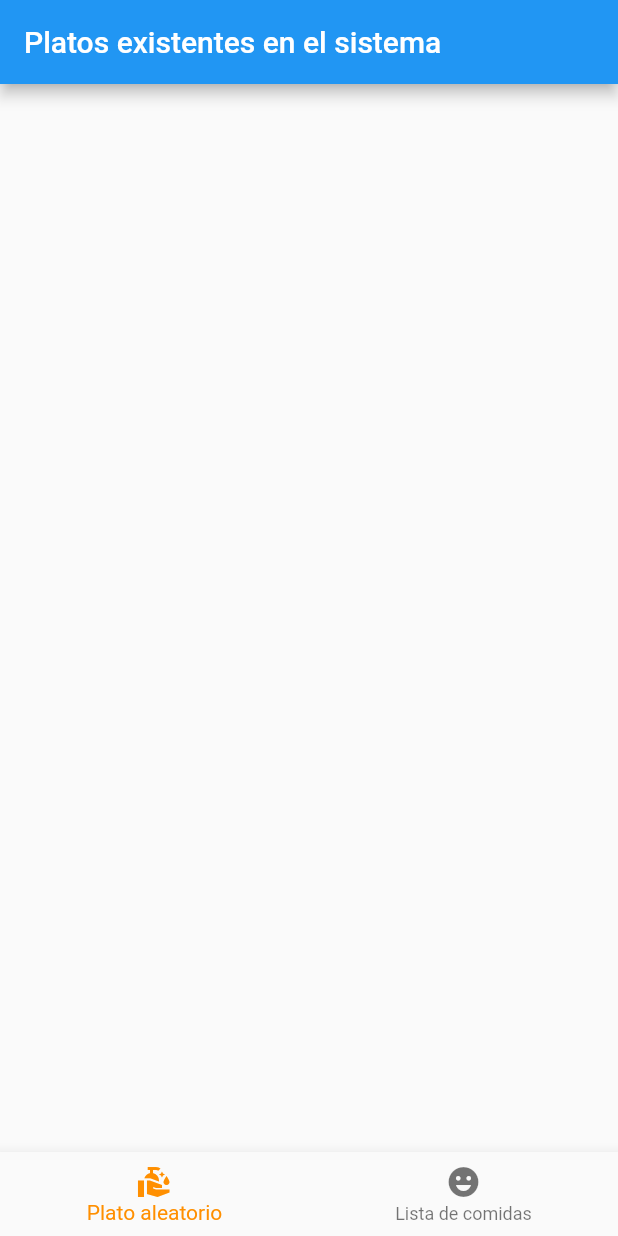
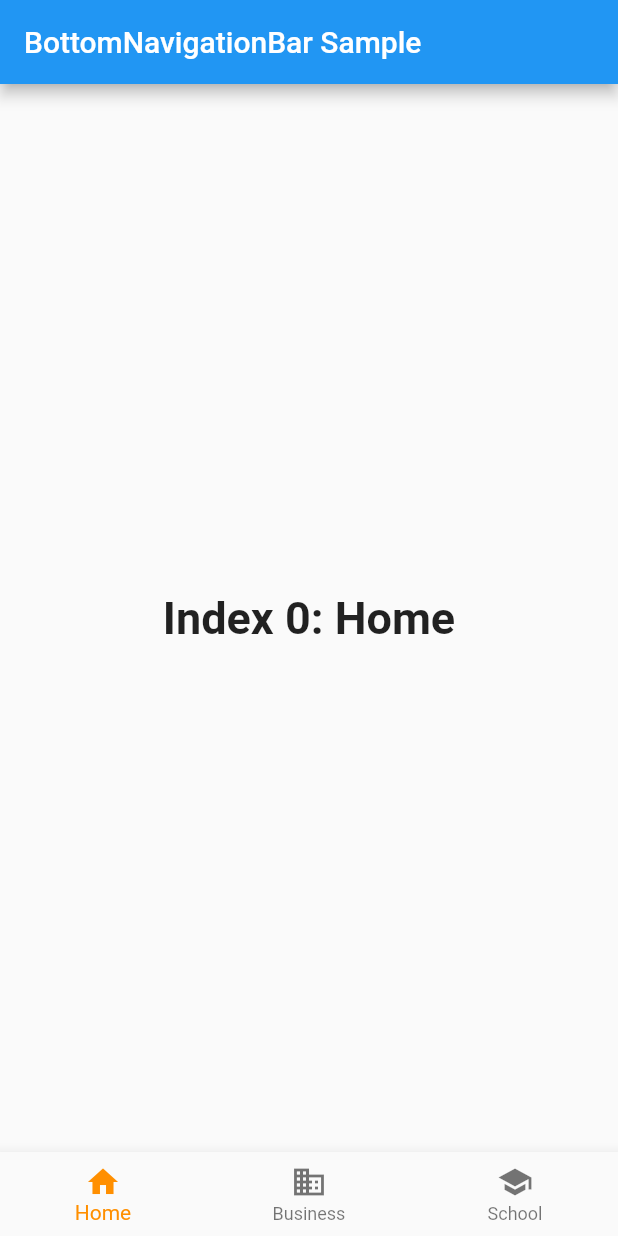
Before and after one commit to Pablojimenezugr/que-comemos, a Flutter app: the screen it shows after launch, on a phone screen of 412 x 824 dp. Run offline on Flutter 3.47's test engine with Material 2 defaults, Android fonts, the phone set to English and light mode, and no system bars.

Commit message:
modifico la estructura de la app por el bottomNav

```diff
--- a/lib/models/Platos.dart
+++ b/lib/models/Platos.dart
@@ -1,7 +1,6 @@
 import 'comida.dart';
 
 class Platos {
-
   List<Comida> _comidas;
 
   Platos() {
@@ -16,6 +15,8 @@ class Platos {
 
   int size() => _comidas.length;
 
+  Comida obtener(int i) => _comidas[i];
+
   void aniadirComida(Comida c) {
     _comidas.add(c);
   }
@@ -23,5 +24,4 @@ class Platos {
   void getRandomComida(Comida c) {
     _comidas.add(c);
   }
-
 }
--- a/lib/models/comida.dart
+++ b/lib/models/comida.dart
@@ -1,5 +1,3 @@
-
-
 class Comida {
   String _nombre; // hace de id
   String _descripcion;
@@ -12,5 +10,4 @@ class Comida {
   String get descripcion => _descripcion;
 
   bool get especial => _especial;
-
 }
--- /dev/null
+++ b/lib/pruebas.dart
@@ -0,0 +1,89 @@
+// Flutter code sample for BottomNavigationBar
+
+// This example shows a [BottomNavigationBar] as it is used within a [Scaffold]
+// widget. The [BottomNavigationBar] has three [BottomNavigationBarItem]
+// widgets and the [currentIndex] is set to index 0. The selected item is
+// amber. The `_onItemTapped` function changes the selected item's index
+// and displays a corresponding message in the center of the [Scaffold].
+//
+// ![A scaffold with a bottom navigation bar containing three bottom navigation
+// bar items. The first one is selected.](https://flutter.github.io/assets-for-api-docs/assets/material/bottom_navigation_bar.png)
+
+import 'package:flutter/material.dart';
+
+/// This Widget is the main application widget.
+class Pruebas extends StatelessWidget {
+  static const String _title = 'Flutter Code Sample';
+
+  @override
+  Widget build(BuildContext context) {
+    return MaterialApp(
+      title: _title,
+      home: MyStatefulWidget(),
+    );
+  }
+}
+
+class MyStatefulWidget extends StatefulWidget {
+  MyStatefulWidget({Key key}) : super(key: key);
+
+  @override
+  _MyStatefulWidgetState createState() => _MyStatefulWidgetState();
+}
+
+class _MyStatefulWidgetState extends State<MyStatefulWidget> {
+  int _selectedIndex = 0;
+  static const TextStyle optionStyle =
+      TextStyle(fontSize: 30, fontWeight: FontWeight.bold);
+  static const List<Widget> _widgetOptions = <Widget>[
+    Text(
+      'Index 0: Home',
+      style: optionStyle,
+    ),
+    Text(
+      'Index 1: Business',
+      style: optionStyle,
+    ),
+    Text(
+      'Index 2: School',
+      style: optionStyle,
+    ),
+  ];
+
+  void _onItemTapped(int index) {
+    setState(() {
+      _selectedIndex = index;
+    });
+  }
+
+  @override
+  Widget build(BuildContext context) {
+    return Scaffold(
+      appBar: AppBar(
+        title: const Text('BottomNavigationBar Sample'),
+      ),
+      body: Center(
+        child: _widgetOptions.elementAt(_selectedIndex),
+      ),
+      bottomNavigationBar: BottomNavigationBar(
+        items: const <BottomNavigationBarItem>[
+          BottomNavigationBarItem(
+            icon: Icon(Icons.home),
+            title: Text('Home'),
+          ),
+          BottomNavigationBarItem(
+            icon: Icon(Icons.business),
+            title: Text('Business'),
+          ),
+          BottomNavigationBarItem(
+            icon: Icon(Icons.school),
+            title: Text('School'),
+          ),
+        ],
+        currentIndex: _selectedIndex,
+        selectedItemColor: Colors.amber[800],
+        onTap: _onItemTapped,
+      ),
+    );
+  }
+}
```
Also changed, not shown: lib/Pages/Secundaria.dart (+16 -5 lines), lib/Pages/static/BarraNavegacion.dart (+5 -5 lines), lib/main.dart (+6 -2 lines), pubspec.lock.
